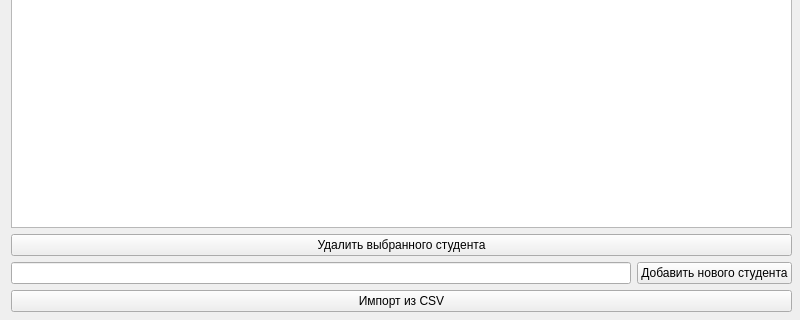
Before: the Qt Designer form students_design.ui in podlev/attendance, drawn with Qt 5; both pictures show x 0 to 800 and y 280 to 600 of the 800 by 600 pixel window.
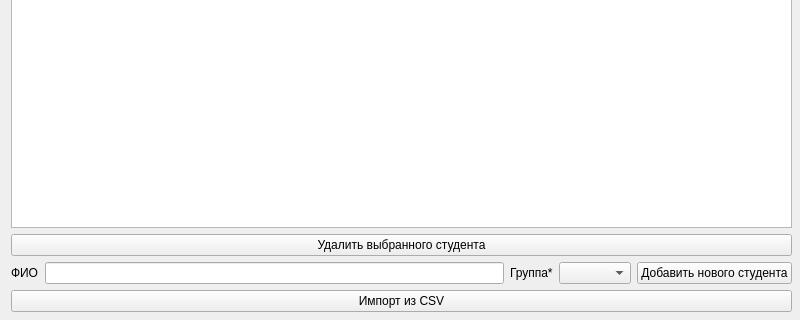
After: the same form once the commit is applied.

Patch:
```diff
--- a/students_design.ui
+++ b/students_design.ui
@@ -13,7 +13,7 @@
   <property name="windowTitle">
    <string>Редактор студентов</string>
   </property>
-  <widget class="QWidget" name="">
+  <widget class="QWidget" name="layoutWidget">
    <property name="geometry">
     <rect>
      <x>11</x>
@@ -36,7 +36,34 @@
     <item>
      <layout class="QHBoxLayout" name="horizontalLayout_2">
       <item>
-       <widget class="QLineEdit" name="student_edit"/>
+       <widget class="QLabel" name="label_2">
+        <property name="text">
+         <string>ФИО</string>
+        </property>
+       </widget>
+      </item>
+      <item>
+       <widget class="QLineEdit" name="student_edit">
+        <property name="toolTip">
+         <string>Фамилия Имя Отчество</string>
+        </property>
+        <property name="inputMask">
+         <string/>
+        </property>
+        <property name="text">
+         <string/>
+        </property>
+       </widget>
+      </item>
+      <item>
+       <widget class="QLabel" name="label">
+        <property name="text">
+         <string>Группа*</string>
+        </property>
+       </widget>
+      </item>
+      <item>
+       <widget class="QComboBox" name="group_edit"/>
       </item>
       <item>
        <widget class="QPushButton" name="add_button">
```
